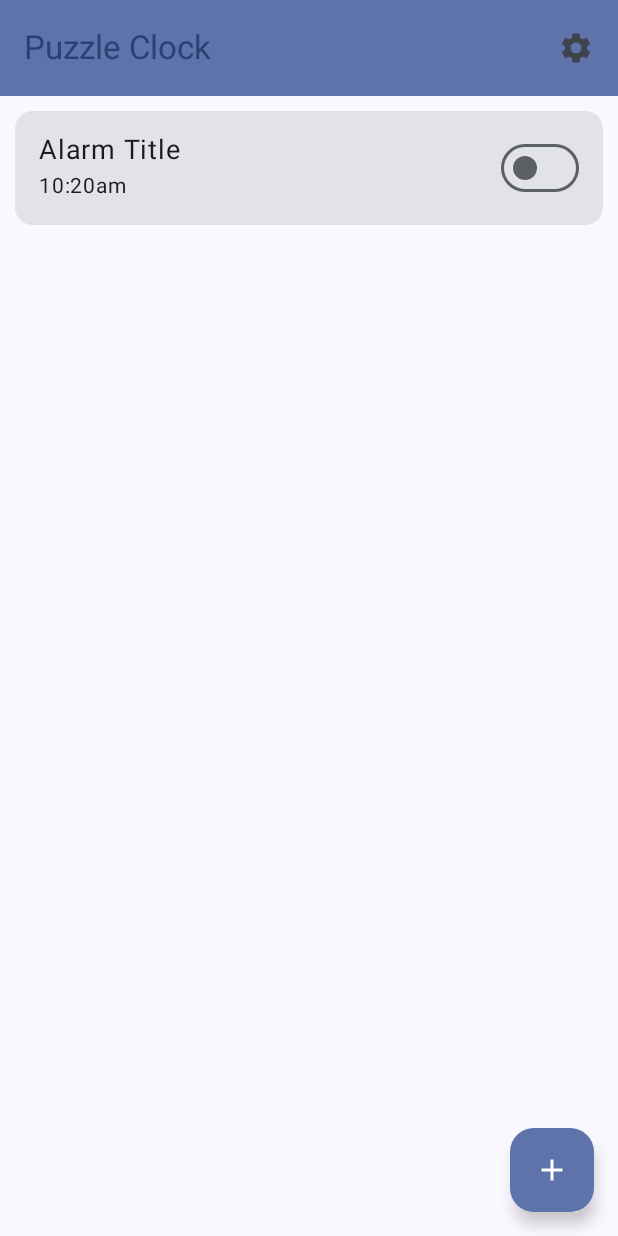
After one commit to noahgiboney/puzzle-clock, an Android app built with Jetpack Compose: the AlarmsActivity screen opened directly, with no data from a screen before it, on a phone screen of 412 x 824 dp. The commit adds this screen. Run offline under Robolectric (Android 15) with nearby library versions, the phone set to English and light mode, and no system bars.

Commit message:
progress save for AlarmsActivity; created basic layout/buttons for the page; left TODO comments/need to figure out content of its view model

```diff
--- a/app/src/main/AndroidManifest.xml
+++ b/app/src/main/AndroidManifest.xml
@@ -18,6 +18,11 @@
             android:label="@string/title_activity_new_alarm"
             android:theme="@style/Theme.PuzzleClock" />
         <activity
+            android:name=".ui.AlarmsActivity"
+            android:exported="true"
+            android:label="@string/title_activity_alarms"
+            android:theme="@style/Theme.PuzzleClock" />
+        <activity
             android:name=".ui.MainActivity"
             android:exported="true"
             android:label="@string/app_name"
--- /dev/null
+++ b/app/src/main/java/com/example/puzzleclock/ui/AlarmsActivity.kt
@@ -0,0 +1,123 @@
+package com.example.puzzleclock.ui
+
+import android.os.Bundle
+import android.util.Log
+import androidx.activity.ComponentActivity
+import androidx.activity.compose.setContent
+import androidx.activity.enableEdgeToEdge
+import androidx.compose.foundation.layout.Arrangement
+import androidx.compose.foundation.layout.Column
+import androidx.compose.foundation.layout.Row
+import androidx.compose.foundation.layout.fillMaxWidth
+import androidx.compose.foundation.layout.padding
+import androidx.compose.material.icons.Icons
+import androidx.compose.material.icons.filled.Add
+import androidx.compose.material.icons.filled.Settings
+import androidx.compose.material3.Card
+import androidx.compose.material3.ExperimentalMaterial3Api
+import androidx.compose.material3.FloatingActionButton
+import androidx.compose.material3.Icon
+import androidx.compose.material3.IconButton
+import androidx.compose.material3.MaterialTheme
+import androidx.compose.material3.Scaffold
+import androidx.compose.material3.Switch
+import androidx.compose.material3.Text
+import androidx.compose.material3.TopAppBar
+import androidx.compose.material3.TopAppBarDefaults.topAppBarColors
+import androidx.compose.runtime.Composable
+import androidx.compose.ui.Alignment
+import androidx.compose.ui.Modifier
+import androidx.compose.ui.unit.dp
+import androidx.compose.ui.unit.sp
+import com.example.puzzleclock.ui.theme.PuzzleClockTheme
+
+class AlarmsActivity: ComponentActivity() {
+    override fun onCreate(savedInstanceState: Bundle?) {
+        super.onCreate(savedInstanceState)
+        enableEdgeToEdge()
+        setContent {
+            PuzzleClockTheme {
+                AlarmsScaffold()
+            }
+        }
+    }
+}
+@OptIn(ExperimentalMaterial3Api::class)
+@Composable
+fun AlarmsScaffold() {
+    Scaffold(
+        topBar = {
+            TopAppBar(
+                colors = topAppBarColors(
+                    containerColor = MaterialTheme.colorScheme.primaryContainer,
+                    titleContentColor = MaterialTheme.colorScheme.primary,
+                ),
+                title = {
+                    Text(
+                        text = "Puzzle Clock"
+                    )
+                },
+                actions = {
+                    // TODO: navigate to settings activity
+                    IconButton(onClick = { /* do something */ }) {
+                        Icon(
+                            imageVector = Icons.Filled.Settings,
+                            contentDescription = "Modify settings"
+                        )
+                    }
+                },
+            )
+        },
+        floatingActionButton = {
+            // TODO: navigate to NewAlarmActivity
+            FloatingActionButton(onClick = {}) {
+                Log.d("tag", "test")
+                Icon(
+                    imageVector = Icons.Filled.Add,
+                    contentDescription = "Create new alarm"
+                )
+            }
+        }
+    ) { innerPadding ->
+        Column(
+            modifier = Modifier.padding(innerPadding),
+        ) {
+            // TODO: display list of current alarms in viewmodel (w/ loop)
+            AlarmToggle()
+        }
+    }
+}
+
+@Composable
+fun AlarmToggle(
+    modifier: Modifier = Modifier,
+    // TODO: apply viewmodel
+) {
+    Card(
+        modifier = modifier
+            .fillMaxWidth()
+            .padding(10.dp)
+    ) {
+        Row(
+            modifier = Modifier
+                .fillMaxWidth()
+                .padding(horizontal = 16.dp),
+            horizontalArrangement = Arrangement.SpaceBetween,
+            verticalAlignment = Alignment.CenterVertically
+        ) {
+            Column(
+                modifier = Modifier
+                    .padding(vertical = 14.dp)
+            ) {
+                // TODO: populate with alarm data from list
+                Text("Alarm Title", fontSize = 18.sp)
+                Text("10:20am", fontSize = 14.sp)
+            }
+            Switch(
+                // TODO:
+                checked = false/*viewModel.isAlarmSet*/,
+                onCheckedChange = { /*viewModel.isAlarmSet = it*/ }
+            )
+        }
+    }
+}
--- /dev/null
+++ b/app/src/main/java/com/example/puzzleclock/viewModels/AlarmsViewModel.kt
@@ -0,0 +1,26 @@
+package com.example.puzzleclock.viewModels
+
+import androidx.compose.runtime.getValue
+import androidx.compose.runtime.mutableStateOf
+import androidx.compose.runtime.setValue
+import androidx.lifecycle.ViewModel
+
+enum class Meridiem {
+    AM, PM
+}
+
+// TODO: finalize Alarm data class (where should it live?)
+data class Alarm(val id: Int, val hours: Int, val minutes: Int, val meridiem: Meridiem,
+    val title: String, val isSet: Boolean)
+
+// FIXME: Is similar to NewAlarmViewModel
+class AlarmsViewModel: ViewModel() {
+
+    var alarms = mutableListOf<Alarm>()
+
+    var isAlarmSet by mutableStateOf(false)
+
+    fun toggleAlarm(alarmId: Int) {
+
+    }
+}
--- a/app/src/main/res/values/strings.xml
+++ b/app/src/main/res/values/strings.xml
@@ -1,5 +1,6 @@
 <resources>
     <string name="app_name">Puzzle Clock</string>
     <string name="title_activity_new_alarm">NewAlarmActivity</string>
+    <string name="title_activity_alarms">AlarmsActivity</string>
     <string name="set_alarm">Set Alarm</string>
 </resources>
```
